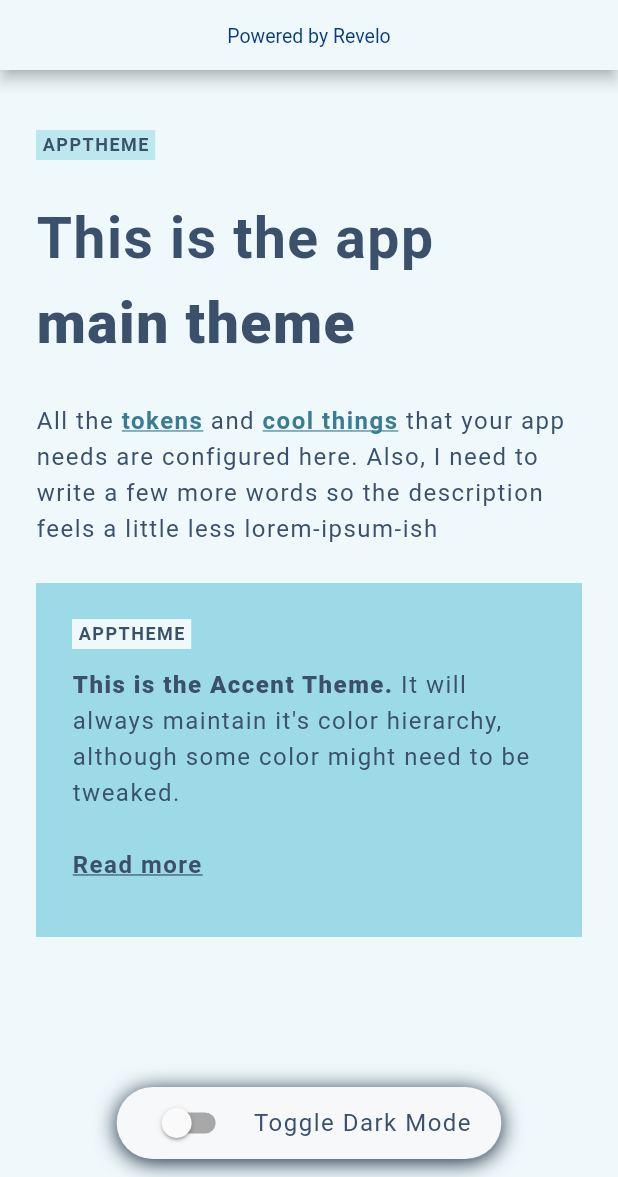
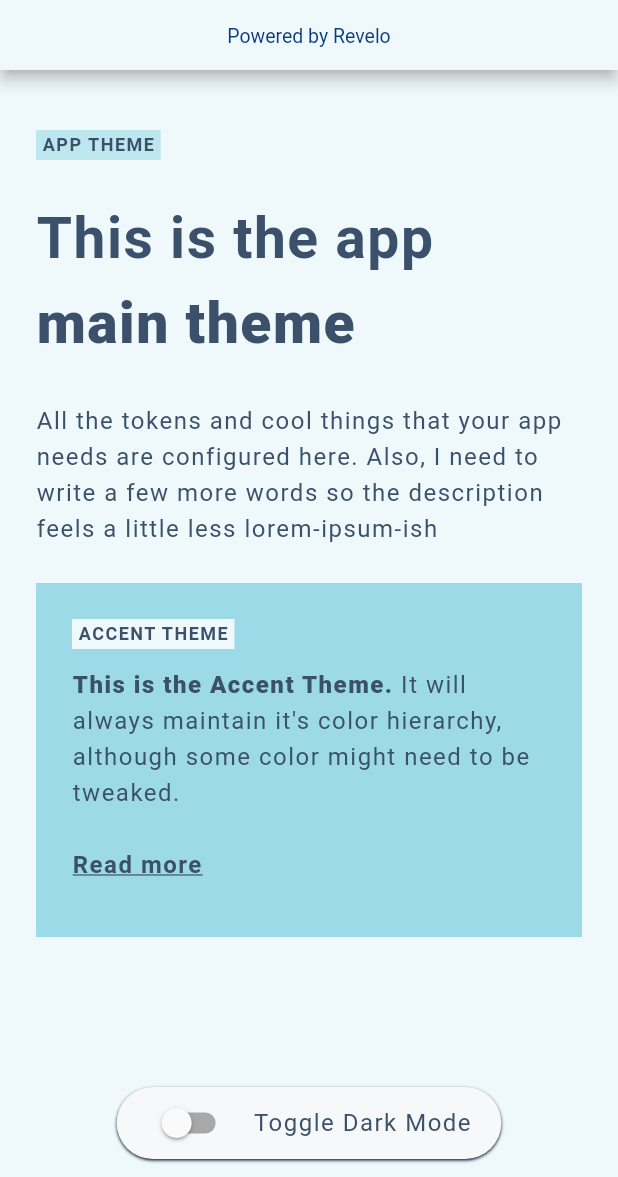
Before and after one commit to revelotech/themexpert, a Flutter app: the screen it shows after launch, on a phone screen of 412 x 824 dp, the part 59-1236 px from its top. Run offline on Flutter 3.47's test engine with Material 2 defaults, Android fonts, the phone set to English and light mode, and no system bars.

Commit message:
apply PR suggestions

```diff
--- a/example/lib/main.dart
+++ b/example/lib/main.dart
@@ -2,7 +2,7 @@ import 'package:flutter/material.dart';
 import 'package:flutter_themex/flutter_themex.dart';
 import 'package:flutter_themex_example/theme/app_theme.dart';
 import 'package:flutter_themex_example/theme/accent_theme.dart';
-import 'package:flutter_themex_example/theme/dark_mode_component_theme.dart';
+import 'package:flutter_themex_example/theme/switch_component_theme.dart';
 
 void main() {
   runApp(const MyApp());
@@ -55,6 +55,9 @@ class _MyAppState extends State<MyApp> {
               ),
             ),
             body: SafeArea(
+              child: CustomScrollView(
+                slivers: [
+                  SliverToBoxAdapter(
                     child: Column(
                       crossAxisAlignment: CrossAxisAlignment.start,
                       children: [
@@ -71,7 +74,7 @@ class _MyAppState extends State<MyApp> {
                           ),
                           color: themeOf(context).badgeColor,
                           child: Text(
-                      'APPTHEME',
+                            'APP THEME',
                             style: themeOf(context).txBodySmaller,
                           ),
                         ),
@@ -106,45 +109,12 @@ class _MyAppState extends State<MyApp> {
                             top: 12,
                             bottom: 12,
                           ),
-                    child: RichText(
-                      text: TextSpan(
-                        children: [
-                          TextSpan(
-                            text: 'All the ',
+                          child: Text(
+                            'All the tokens and cool things that your '
+                            'app needs are configured here. Also, I need '
+                            'to write a few more words so the description '
+                            'feels a little less lorem-ipsum-ish',
                             style: themeOf(context).txBodySmall,
-                          ),
-                          TextSpan(
-                            text: 'tokens',
-                            style: themeOf(context).txBodySmall.copyWith(
-                                  fontWeight: FontWeight.w700,
-                                  letterSpacing: 1,
-                                  decoration: TextDecoration.underline,
-                                  color: themeOf(context).linkColor,
-                                ),
-                          ),
-                          TextSpan(
-                            text: ' and ',
-                            style: themeOf(context).txBodySmall,
-                          ),
-                          TextSpan(
-                            text: 'cool things',
-                            style: themeOf(context).txBodySmall.copyWith(
-                                  fontWeight: FontWeight.w700,
-                                  letterSpacing: 1,
-                                  decoration: TextDecoration.underline,
-                                  color: themeOf(context).linkColor,
-                                ),
-                          ),
-                          TextSpan(
-                            text:
-                                ' that your app needs are configured here. Also'
-                                ', I need to write a few more words so the '
-                                'description feels a little less lorem-ipsum-'
-                                'ish',
-                            style: themeOf(context).txBodySmall,
-                          ),
-                        ],
-                      ),
                           ),
                         ),
                         ThemeXWrapper(
@@ -169,7 +139,7 @@ class _MyAppState extends State<MyApp> {
                                     ),
                                     color: themeOf(context).badgeColor,
                                     child: Text(
-                                'APPTHEME',
+                                      'ACCENT THEME',
                                       style: themeOf(context).txBodySmaller,
                                     ),
                                   ),
@@ -186,7 +156,8 @@ class _MyAppState extends State<MyApp> {
                                             style: themeOf(context)
                                                 .txBodySmall
                                                 .copyWith(
-                                              fontWeight: FontWeight.w800),
+                                                    fontWeight:
+                                                        FontWeight.w800),
                                           ),
                                           TextSpan(
                                             text:
@@ -204,9 +175,11 @@ class _MyAppState extends State<MyApp> {
                                     ),
                                     child: Text(
                                       'Read more',
-                                style: themeOf(context).txBodySmall.copyWith(
+                                      style:
+                                          themeOf(context).txBodySmall.copyWith(
                                                 fontWeight: FontWeight.w600,
-                                      decoration: TextDecoration.underline,
+                                                decoration:
+                                                    TextDecoration.underline,
                                               ),
                                     ),
                                   ),
@@ -215,9 +188,13 @@ class _MyAppState extends State<MyApp> {
                             );
                           },
                         ),
-                  Expanded(
+                      ],
+                    ),
+                  ),
+                  SliverFillRemaining(
+                    hasScrollBody: false,
                     child: ThemeXWrapper(
-                      theme: DarkModeComponentTheme(context),
+                      theme: SwitchComponentTheme(context),
                       builder: (context) => Align(
                         alignment: Alignment.bottomCenter,
                         child: Container(
@@ -226,14 +203,15 @@ class _MyAppState extends State<MyApp> {
                             horizontal: 20,
                           ),
                           decoration: BoxDecoration(
-                            borderRadius: BorderRadius.circular(200),
+                            borderRadius:
+                                ThemeX.ofType<SwitchComponentTheme>(context)
+                                    .borderRadius,
                             color: themeOf(context).surfaceColor,
-                            boxShadow: [
-                              BoxShadow(
-                                color: themeOf(context).shadowColor,
-                                blurRadius: 12,
-                                offset: const Offset(0, 2),
-                              ),
+                            boxShadow: themeOf(context).darkMode
+                                ? null
+                                : [
+                                    ThemeX.ofType<SwitchComponentTheme>(context)
+                                        .shadow
                                   ],
                           ),
                           clipBehavior: Clip.hardEdge,
@@ -255,16 +233,16 @@ class _MyAppState extends State<MyApp> {
                               ),
                               Text(
                                 'Toggle Dark Mode',
-                                style: themeOf(context)
-                                    .txBody
-                                    .copyWith(fontSize: 16),
+                                style:
+                                    ThemeX.ofType<SwitchComponentTheme>(context)
+                                        .txSwitch,
                               ),
                             ],
                           ),
                         ),
                       ),
                     ),
-                  ),
+                  )
                 ],
               ),
             ),
--- a/example/lib/theme/app_theme.dart
+++ b/example/lib/theme/app_theme.dart
@@ -24,7 +24,8 @@ class AppTheme extends BaseTheme {
   Color get highlightTextColor =>
       darkMode ? const Color(0xFFF7F8F9) : const Color(0xFF3A506B);
 
-  Color get linkColor => darkMode ? const Color(0xFF9CDAE7) : const Color(0xFF3A7C92);
+  Color get linkColor =>
+      darkMode ? const Color(0xFF9CDAE7) : const Color(0xFF3A7C92);
 
   Color get poweredByReveloTextColor => darkMode
       ? const Color(0xFF5AC2D7)
--- a/example/lib/theme/dark_mode_component_theme.dart
+++ /dev/null
@@ -1,11 +0,0 @@
-import 'package:flutter/material.dart';
-import 'package:flutter_themex_example/theme/app_theme.dart';
-
-class DarkModeComponentTheme extends AppTheme {
-  const DarkModeComponentTheme(
-    super.context,
-  );
-
-  @override
-  Color get surfaceColor => darkMode ? const Color(0xFF0C152C) : const Color(0xFFF7F8F9);
-}
--- /dev/null
+++ b/example/lib/theme/switch_component_theme.dart
@@ -0,0 +1,22 @@
+import 'package:flutter/material.dart';
+import 'package:flutter_themex_example/theme/app_theme.dart';
+
+class SwitchComponentTheme extends AppTheme {
+  const SwitchComponentTheme(
+    super.context,
+  );
+
+  @override
+  Color get surfaceColor =>
+      darkMode ? const Color(0xFF0C152C) : const Color(0xFFF7F8F9);
+
+  TextStyle get txSwitch => txBody.copyWith(fontSize: 16);
+
+  BoxShadow get shadow => BoxShadow(
+        color: themeOf(context).shadowColor,
+        blurRadius: 1,
+        offset: const Offset(0, 1),
+      );
+
+  BorderRadius get borderRadius => BorderRadius.circular(200);
+}
```
Lines whose indentation alone changed are shown as unchanged.
